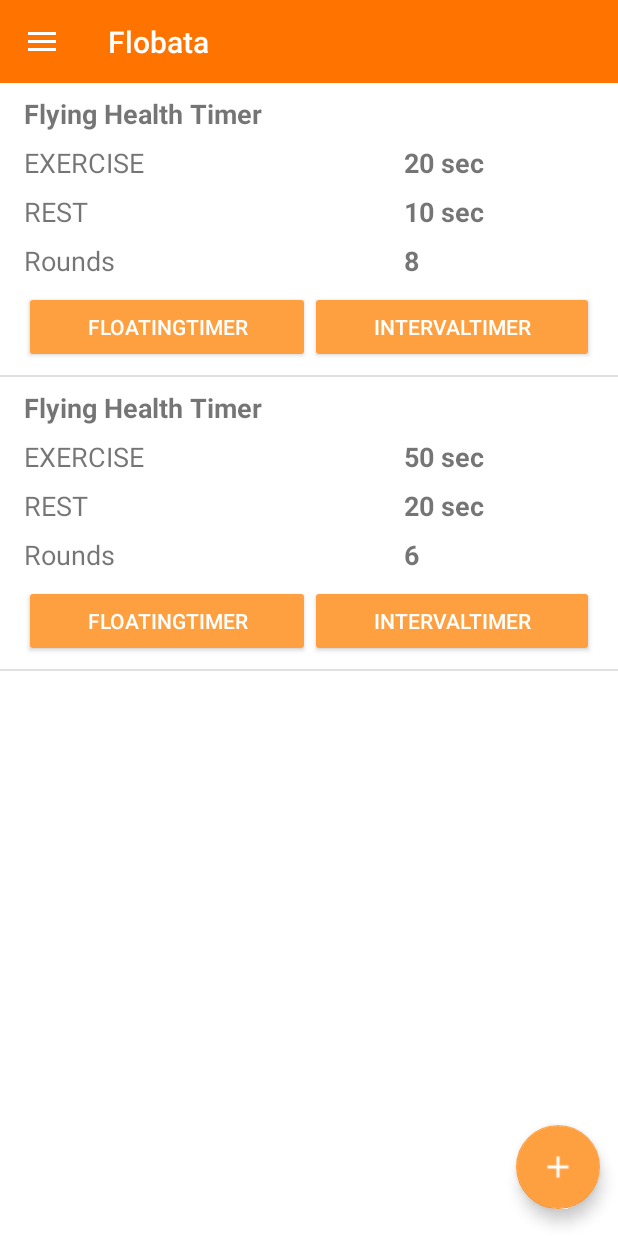
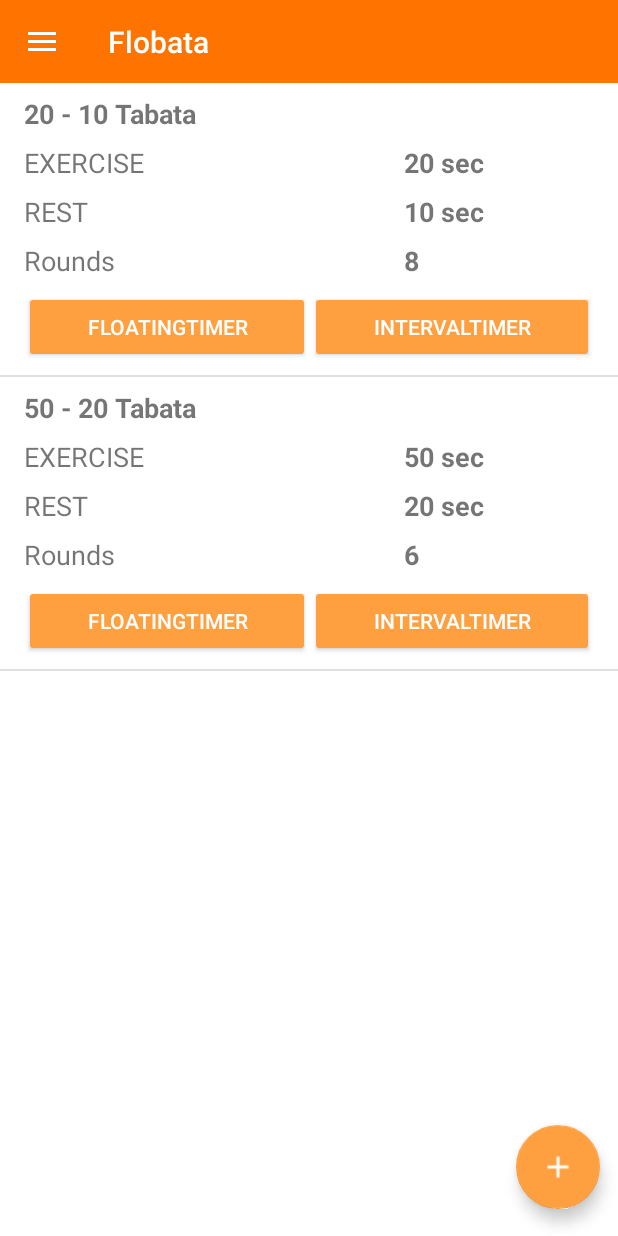
Before and after one commit to heidiyun/FlyingHealthTimer, an Android app: the screen it shows after launch (MainActivity), after a tap on "FLOATINGTIMER", on a phone screen of 412 x 824 dp. Run offline under Robolectric (Android 15) with nearby library versions, the phone set to English and light mode, and no system bars.

Commit message:
TimerService가 두 개 이상 실행되지 않도록 함.

```diff
--- a/app/src/main/java/xyz/flyinghealthtimer/MainActivity.java
+++ b/app/src/main/java/xyz/flyinghealthtimer/MainActivity.java
@@ -19,7 +19,6 @@
 
 import java.util.List;
 
-import trikita.log.Log;
 import xyz.flyinghealthtimer.fragment.MainFragment;
 import xyz.flyinghealthtimer.fragment.SettingFragment;
 import xyz.flyinghealthtimer.fragment.StopWatchFragment;
@@ -101,7 +100,6 @@
         if (getIntent() != null && getIntent().getExtras() != null) {
             int id = getIntent().getIntExtra("timer_id", -1);
             boolean stop = getIntent().getBooleanExtra("stop", false);
-            Log.d("onNewIntent id", id, "stop", stop);
 
             if (stop) {
                 stopService(new Intent(this, TimerService.class));
--- a/app/src/main/java/xyz/flyinghealthtimer/fragment/MainFragment.java
+++ b/app/src/main/java/xyz/flyinghealthtimer/fragment/MainFragment.java
@@ -37,7 +37,7 @@
         setTitle(R.string.app_name);
         actionBar.setDisplayHomeAsUpEnabled(false);
 
-       // if(rootView != null) return  rootView;
+        // if(rootView != null) return  rootView;
 
         rootView = (FrameLayout) inflater.inflate(R.layout.fragment_main, container, false);
 
@@ -52,10 +52,10 @@
         });
 
 
-        if(TimerApi.getListTimers(mActivity).size() == 0){
+        if (TimerApi.getListTimers(mActivity).size() == 0) {
             TimerModel timer = new TimerModel();
             timer.id = (int) new Date().getTime();
-            timer.name = getResources().getString(R.string.flying_health_timer);
+            timer.name = "20 - 10 Tabata";
             timer.timeRest = 3;
             timer.timeRun = 20;
             timer.timePause = 10;
@@ -64,7 +64,7 @@
 
             timer = new TimerModel();
             timer.id = (int) new Date().getTime();
-            timer.name = getResources().getString(R.string.flying_health_timer);
+            timer.name = "50 - 20 Tabata";
             timer.timeRest = 3;
             timer.timeRun = 50;
             timer.timePause = 20;
@@ -79,10 +79,10 @@
         listTimer.setOnItemClickListener(new AdapterView.OnItemClickListener() {
             @Override
             public void onItemClick(AdapterView<?> parent, View view, int position, long id) {
-                if(isMyServiceRunning(TimerService.class)) {
+                if (isMyServiceRunning(TimerService.class)) {
                     rootView.getContext().stopService(new Intent(rootView.getContext(), TimerService.class));
                 }
-                if(position == parent.getCount()) return;
+                if (position == parent.getCount()) return;
                 TimerModel timer = ((TimerAdapter) parent.getAdapter()).getItem(position);
 //
                 FragmentController.newFragment(new TimerFragment(timer), R.layout.fragment_timer, true);
@@ -90,8 +90,6 @@
         });
         return rootView;
     }
-
-
 
 
     private boolean isMyServiceRunning(Class<?> serviceClass) {
--- a/app/src/main/java/xyz/flyinghealthtimer/fragment/TimerFragment.java
+++ b/app/src/main/java/xyz/flyinghealthtimer/fragment/TimerFragment.java
@@ -30,7 +30,6 @@
 
 import com.dinuscxj.progressbar.CircleProgressBar;
 
-import trikita.log.Log;
 import xyz.flyinghealthtimer.DBHelper;
 import xyz.flyinghealthtimer.FragmentController;
 import xyz.flyinghealthtimer.R;
@@ -165,7 +164,6 @@
                         i.putExtra("nowCount", nowRepeat);
                         i.putExtra("nowStatus", nowStatus);
 
-                        Log.d("id dd", timerModel.id);
                         getContext().startService(i);
 
 
@@ -247,11 +245,9 @@
         ActivityManager manager = (ActivityManager) getActivity().getSystemService(Context.ACTIVITY_SERVICE);
         for (ActivityManager.RunningServiceInfo service : manager.getRunningServices(Integer.MAX_VALUE)) {
             if (serviceClass.getName().equals(service.service.getClassName())) {
-                Log.d("service true");
                 return true;
             }
         }
-        Log.d("service false");
         return false;
     }
 
@@ -261,8 +257,6 @@
         public void onReceive(Context context, Intent intent) {
             Bundle bundle = intent.getExtras();
             if (bundle != null) {
-                Log.d(bundle);
-                Log.d(intent);
                 nowStatus = bundle.getInt("status", 0);
                 rest = bundle.getInt("rest", 0);
                 run = bundle.getInt("run", 0);
--- a/app/src/main/java/xyz/flyinghealthtimer/fragment/adapter/TimerAdapter.java
+++ b/app/src/main/java/xyz/flyinghealthtimer/fragment/adapter/TimerAdapter.java
@@ -10,6 +10,7 @@
 import android.widget.BaseAdapter;
 import android.widget.Button;
 import android.widget.TextView;
+import android.widget.Toast;
 
 import java.util.List;
 
@@ -17,27 +18,28 @@
 import xyz.flyinghealthtimer.R;
 import xyz.flyinghealthtimer.fragment.TimerFragment;
 import xyz.flyinghealthtimer.service.FloatingService;
+import xyz.flyinghealthtimer.service.TimerService;
 import xyz.flyinghealthtimer.utils.TimerModel;
 
-public class TimerAdapter extends BaseAdapter{
+public class TimerAdapter extends BaseAdapter {
 
     private List<TimerModel> list;
     private Context mContext;
     private Boolean isActivity;
 
-	public TimerAdapter(Context mContext, List<TimerModel> list, Boolean isActivity){
+    public TimerAdapter(Context mContext, List<TimerModel> list, Boolean isActivity) {
         this.list = list;
         this.mContext = mContext;
         this.isActivity = isActivity;
     }
 
-	public void setList(List<TimerModel> list){
+    public void setList(List<TimerModel> list) {
         this.list = list;
     }
 
     @Override
     public int getCount() {
-		return list.size() ;
+        return list.size();
     }
 
     @Override
@@ -53,12 +55,12 @@
     @Override
     public View getView(final int position, View convertView, ViewGroup parent) {
         View container = convertView;
-		if(container == null){
+        if (container == null) {
             container = LayoutInflater.from(mContext).inflate(R.layout.item_timer_list, null);
         }
 
         final View root = container.findViewById(R.id.root);
-		if(position == getCount()){
+        if (position == getCount()) {
             root.setVisibility(View.GONE);
             ViewGroup.LayoutParams lp = container.getLayoutParams();
 
@@ -71,13 +73,13 @@
         TextView title = (TextView) container.findViewById(R.id.title);
 //		ImageButton playButton = (ImageButton) container.findViewById(R.id.play_button);
         textRun.setText(item.timeRun + " " + getNumEnding(item.timeRun));
-		if(item.timerCount != TimerModel.COUNT_SINGLE_TIMER) {
+        if (item.timerCount != TimerModel.COUNT_SINGLE_TIMER) {
             title.setText(item.name);
             TextView textPause = (TextView) container.findViewById(R.id.time_pause);
             textPause.setText(item.timePause + " " + getNumEnding(item.timePause));
             TextView textCount = (TextView) container.findViewById(R.id.timer_count);
             textCount.setText("" + item.timerCount);
-		}	else{
+        } else {
             title.setText(item.name);
             container.findViewById(R.id.timer_count).setVisibility(View.GONE);
             container.findViewById(R.id.text_timer_count).setVisibility(View.GONE);
@@ -85,25 +87,28 @@
             container.findViewById(R.id.time_pause).setVisibility(View.GONE);
         }
 
-		Button floatingTimerButton  = (Button) root.findViewById(R.id.floatingTimerButton);
-		Button intervalTimerButton  = (Button) root.findViewById(R.id.intervalTimerButton);
+        Button floatingTimerButton = (Button) root.findViewById(R.id.floatingTimerButton);
+        Button intervalTimerButton = (Button) root.findViewById(R.id.intervalTimerButton);
 
         if (isActivity) {
             floatingTimerButton.setVisibility(View.GONE);
             intervalTimerButton.setVisibility(View.GONE);
         }
-		final TimerModel timer= getItem(position);
+        final TimerModel timer = getItem(position);
 
         floatingTimerButton.setOnClickListener(new View.OnClickListener() {
 
             @Override
             public void onClick(View v) {
-
+                if (!TimerService.isServiceRunning) {
                     Intent intent = new Intent(root.getContext(), FloatingService.class);
                     Bundle bundle = new Bundle();
                     bundle.putParcelable("timer", (Parcelable) timer);
                     intent.putExtra("timer", bundle);
                     root.getContext().startService(intent);
+                } else {
+                    Toast.makeText(root.getContext(), "Another Timer is Running", Toast.LENGTH_SHORT).show();
+                }
 
             }
         });
@@ -112,32 +117,36 @@
 
             @Override
             public void onClick(View v) {
+                if (!TimerService.isServiceRunning)
                     FragmentController.newFragment(new TimerFragment(timer), R.layout.fragment_timer, true);
+                else {
+                    Toast.makeText(root.getContext(), "Another Timer is Running", Toast.LENGTH_SHORT).show();
+                }
 
             }
         });
-
 
 
         return container;
     }
 
 
-	private String getNumEnding(int t)
-	{
+    private String getNumEnding(int t) {
         t = t % 100;
-		if (t>=11 && t<=19) {
+        if (t >= 11 && t <= 19) {
             return mContext.getString(R.string.second);
         }
 
         int i = t % 10;
-		switch (i)
-		{
-			case 1: return mContext.getString(R.string.seconda);
+        switch (i) {
+            case 1:
+                return mContext.getString(R.string.seconda);
             case 2:
             case 3:
-			case 4: return mContext.getString(R.string.seconds);
-			default: return mContext.getString(R.string.second);
+            case 4:
+                return mContext.getString(R.string.seconds);
+            default:
+                return mContext.getString(R.string.second);
         }
     }
 }
```
Also changed, not shown: app/build.gradle (+20 -2 lines), app/src/main/java/xyz/flyinghealthtimer/FloatingTimerView.java (+3 -5 lines), app/src/main/java/xyz/flyinghealthtimer/service/TimerService.java (+11 -9 lines), 2 other files. Lines whose indentation alone changed are shown as unchanged.
